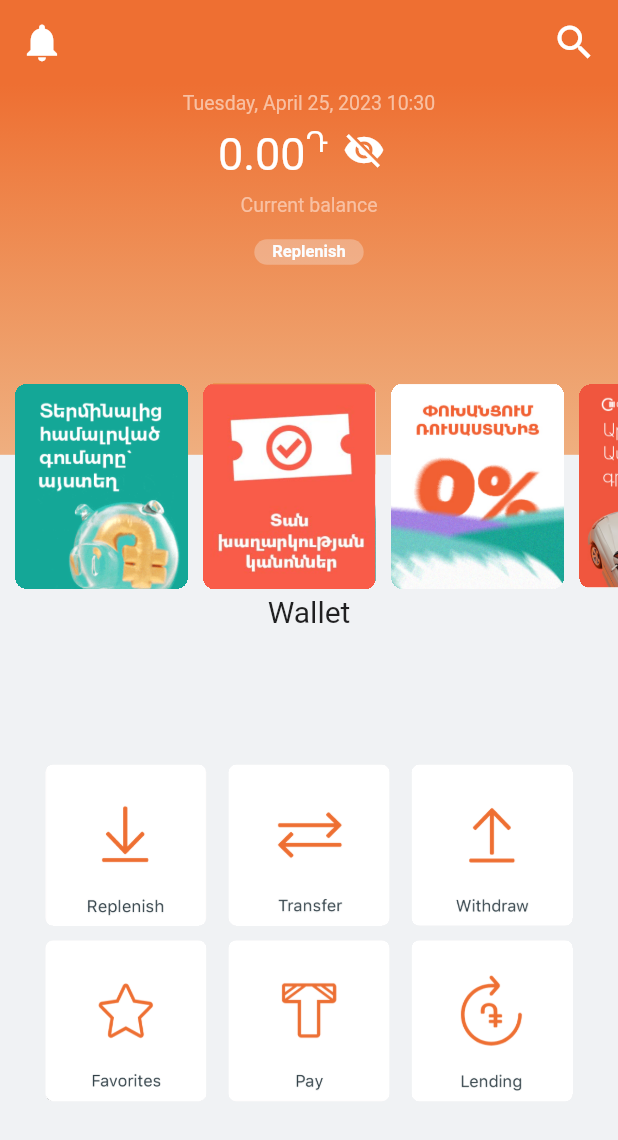
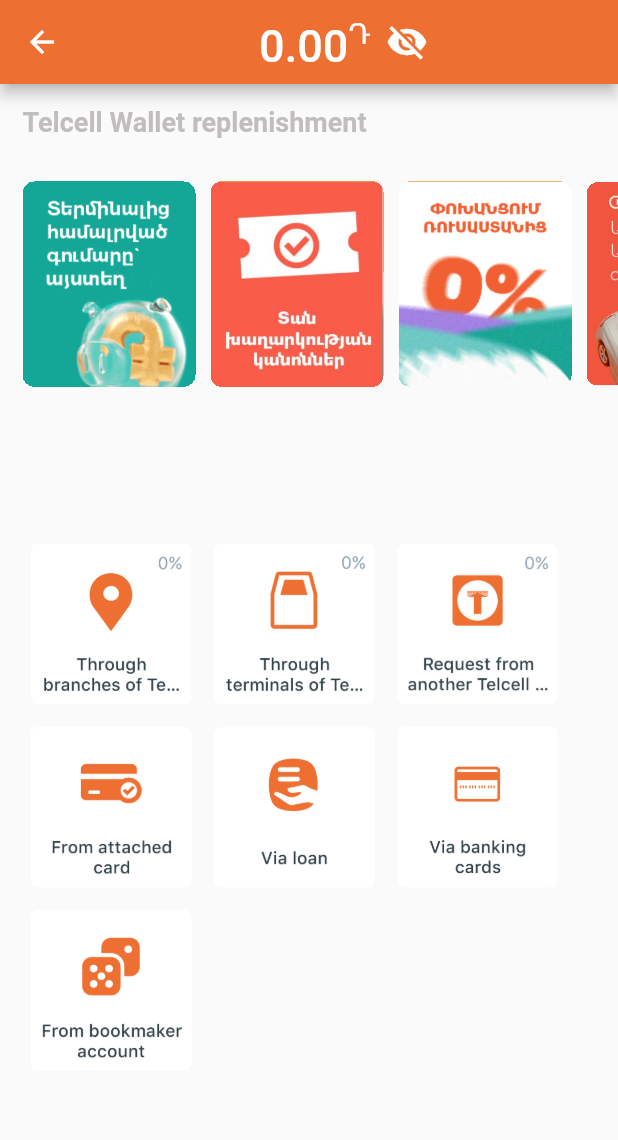
Before and after one commit to ArshakHakobyan/test, a Flutter app: the WalletPage screen opened directly, after a tap on "Replenish", on a phone screen of 412 x 824 dp. Shown: the top 1140 px of the screen. Run offline on Flutter 3.47's test engine with Material 2 defaults, Android fonts, the phone set to English and light mode, and no system bars; our stand-ins replace flutter_credit_card, image_picker, local_auth, permission_handler, qr_flutter, sqflite; missing offline and left inert: qr_code_scanner, scan; accounts and stored records are empty; Roboto replaces fonts that are missing (addressCityAndState).

Commit message:
added replanishment page, with builders

```diff
--- /dev/null
+++ b/lib/pages/replanish_page.dart
@@ -0,0 +1,90 @@
+import 'package:flutter/material.dart';
+
+import '../widgets/balance_visibility.dart';
+import '../widgets/icon_images.dart';
+import '../widgets/wallet_page_widgets/advertising_container.dart';
+import '../widgets/wallet_page_widgets/small_icon_button.dart';
+
+class ReplanishPage extends StatefulWidget {
+  const ReplanishPage({super.key});
+  @override
+  State<ReplanishPage> createState() {
+    return ReplanishPageState();
+  }
+}
+
+class ReplanishPageState extends State<ReplanishPage> {
+  @override
+  Widget build(BuildContext context) {
+    return Scaffold(
+      appBar: AppBar(
+        title: const BalanceVisibility(),
+        backgroundColor: const Color.fromRGBO(238, 111, 50, 1),
+      ),
+      body: Column(
+        children: [
+          Padding(
+            padding: const EdgeInsets.only(top: 15, bottom: 5, left: 15),
+            child: Row(
+              children: const [
+                Text(
+                  'Telcell Wallet replenishment',
+                  style: TextStyle(
+                      fontSize: 18,
+                      fontWeight: FontWeight.bold,
+                      color: Color.fromARGB(255, 193, 189, 189)),
+                ),
+              ],
+            ),
+          ),
+          Padding(
+            padding: const EdgeInsets.only(top: 10, bottom: 10),
+            child: SizedBox(
+              height: MediaQuery.of(context).size.height * 0.2,
+              child: ListView.builder(
+                padding: const EdgeInsets.only(left: 15),
+                scrollDirection: Axis.horizontal,
+                itemCount: IconImages().advertisingImages.length,
+                itemBuilder: (
+                  BuildContext context,
+                  int index,
+                ) {
+                  return Row(
+                    children: [
+                      AdvertisingContainer(
+                        image: Image(
+                          image: IconImages().advertisingImages[index],
+                        ),
+                      ),
+                      const SizedBox(
+                        width: 10,
+                      )
+                    ],
+                  );
+                },
+              ),
+            ),
+          ),
+          //For flex
+          const Expanded(flex: 1, child: SizedBox()),
+          Container(
+            height: MediaQuery.of(context).size.height * 0.55,
+            width: MediaQuery.of(context).size.width * 0.9,
+            child: Wrap(
+              runAlignment: WrapAlignment.center,
+              runSpacing: 15,
+              spacing: 15,
+              direction: Axis.horizontal,
+              children: List.generate(
+                  IconImages().replanishmentPageImages.length,
+                  (index) => SmallIconButton(
+                      image: Image(
+                          image: IconImages().replanishmentPageImages[index]))),
+            ),
+          ),
+          const Expanded(flex: 2, child: SizedBox()),
+        ],
+      ),
+    );
+  }
+}
--- a/lib/pages/wallet_page.dart
+++ b/lib/pages/wallet_page.dart
@@ -1,6 +1,7 @@
 import 'package:flutter/material.dart';
 import 'package:intl/intl.dart';
 import 'package:telcell_copy/pages/my_account_page.dart';
+import 'package:telcell_copy/pages/replanish_page.dart';
 
 import 'package:telcell_copy/widgets/balance_visibility.dart';
 import 'search_page.dart';
@@ -111,7 +112,12 @@ class _WalletPageState extends State<WalletPage> {
                           minWidth: 0,
                           height: 0,
                           child: TextButton(
-                            onPressed: () {},
+                            onPressed: () {
+                              Navigator.of(context)
+                                  .push(MaterialPageRoute(builder: (context) {
+                                return const ReplanishPage();
+                              }));
+                            },
                             style: ButtonStyle(
                               backgroundColor: MaterialStateProperty.all<Color>(
                                 const Color.fromRGBO(246, 246, 247, 0.3),
@@ -153,9 +159,12 @@ class _WalletPageState extends State<WalletPage> {
                   //
                   child: SingleChildScrollView(
                     scrollDirection: Axis.horizontal,
+                    //old verision of adversting scroll view need Update!!!
                     child: Row(
-                      mainAxisAlignment: MainAxisAlignment.spaceBetween,
                       children: [
+                        const SizedBox(
+                          width: 10,
+                        ),
                         AdvertisingContainer(
                             routeToWidget: MyAccountPage(
                               toggleForPageChoose: 'My Account',
@@ -163,50 +172,86 @@ class _WalletPageState extends State<WalletPage> {
                             image: Image(
                               image: IconImages().advertisingImage,
                             )),
+                        const SizedBox(
+                          width: 10,
+                        ),
                         AdvertisingContainer(
                             image: Image(
                           image: IconImages().advertisingImage1,
                         )),
+                        const SizedBox(
+                          width: 10,
+                        ),
                         AdvertisingContainer(
                             image: Image(
                           image: IconImages().advertisingImage2,
                         )),
+                        const SizedBox(
+                          width: 10,
+                        ),
                         AdvertisingContainer(
                             image: Image(
                           image: IconImages().advertisingImage3,
                         )),
+                        const SizedBox(
+                          width: 10,
+                        ),
                         AdvertisingContainer(
                             image: Image(
                           image: IconImages().advertisingImage4,
                         )),
+                        const SizedBox(
+                          width: 10,
+                        ),
                         AdvertisingContainer(
                             image: Image(
                           image: IconImages().advertisingImage5,
                         )),
+                        const SizedBox(
+                          width: 10,
+                        ),
                         AdvertisingContainer(
                             image: Image(
                           image: IconImages().advertisingImage6,
                         )),
+                        const SizedBox(
+                          width: 10,
+                        ),
                         AdvertisingContainer(
                             image: Image(
                           image: IconImages().advertisingImage7,
                         )),
+                        const SizedBox(
+                          width: 10,
+                        ),
                         AdvertisingContainer(
                             image: Image(
                           image: IconImages().advertisingImage8,
                         )),
+                        const SizedBox(
+                          width: 10,
+                        ),
                         AdvertisingContainer(
                             image: Image(
                           image: IconImages().advertisingImage9,
                         )),
+                        const SizedBox(
+                          width: 10,
+                        ),
                         AdvertisingContainer(
                             image: Image(
                           image: IconImages().advertisingImage10,
                         )),
+                        const SizedBox(
+                          width: 10,
+                        ),
                         AdvertisingContainer(
                             image: Image(
                           image: IconImages().advertisingImage11,
                         )),
+                        const SizedBox(
+                          width: 10,
+                        ),
                       ],
                     ),
                   ),
@@ -227,9 +272,10 @@ class _WalletPageState extends State<WalletPage> {
                   spacing: 15,
                   children: [
                     SmallIconButton(
+                        routeToWidget: const ReplanishPage(),
                         image: Image(
-                      image: IconImages().iconImage,
-                    )),
+                          image: IconImages().iconImage,
+                        )),
                     SmallIconButton(
                         image: Image(
                       image: IconImages().iconImage1,
--- a/lib/widgets/icon_images.dart
+++ b/lib/widgets/icon_images.dart
@@ -31,4 +31,36 @@ class IconImages {
 
   final bankImage1 = const AssetImage('assets/bank1.png');
   final bankImage2 = const AssetImage('assets/bank2.png');
+
+  final troughBranches = const AssetImage('assets/throughbranches.png');
+  final troughTerminals = const AssetImage('assets/troughterminals.png');
+  final requestfrom = const AssetImage('assets/requestfromanother.png');
+  final fromattachedcard = const AssetImage('assets/fromattachedcard.png');
+  final viaLoan = const AssetImage('assets/vialoan.png');
+  final viaBankingCard = const AssetImage('assets/viabanckingcards.png');
+  final frombookmakeraccount = const AssetImage('assets/frombookmaker.png');
+
+  final List<AssetImage> advertisingImages = const [
+    AssetImage('assets/Untitled.png'),
+    AssetImage('assets/Untitled1.png'),
+    AssetImage('assets/Untitled2.png'),
+    AssetImage('assets/Untitled3.png'),
+    AssetImage('assets/Untitled4.png'),
+    AssetImage('assets/Untitled5.png'),
+    AssetImage('assets/Untitled6.png'),
+    AssetImage('assets/Untitled7.png'),
+    AssetImage('assets/Untitled8.png'),
+    AssetImage('assets/Untitled9.png'),
+    AssetImage('assets/Untitled10.png'),
+    AssetImage('assets/Untitled11.png'),
+  ];
+  final List<AssetImage> replanishmentPageImages = const [
+    AssetImage('assets/throughbranches.png'),
+    AssetImage('assets/troughterminals.png'),
+    AssetImage('assets/requestfromanother.png'),
+    AssetImage('assets/fromattachedcard.png'),
+    AssetImage('assets/vialoan.png'),
+    AssetImage('assets/viabanckingcards.png'),
+    AssetImage('assets/frombookmaker.png'),
+  ];
 }
--- a/lib/widgets/wallet_page_widgets/advertising_container.dart
+++ b/lib/widgets/wallet_page_widgets/advertising_container.dart
@@ -12,7 +12,7 @@ class AdvertisingContainer extends StatelessWidget {
     return Stack(
       children: [
         Container(
-            margin: const EdgeInsets.only(left: 10),
+            //margin: const EdgeInsets.only(left: 10),
             clipBehavior: Clip.hardEdge,
             decoration: const BoxDecoration(
                 //color: Color.fromRGBO(8, 0, 0, 0.2),
```
Also changed, not shown: assets/fromattachedcard.png (added), assets/frombookmaker.png (added), assets/requestfromanother.png (added), assets/throughbranches.png (added), assets/troughterminals.png (added), assets/viabanckingcards.png (added), assets/vialoan.png (added).
